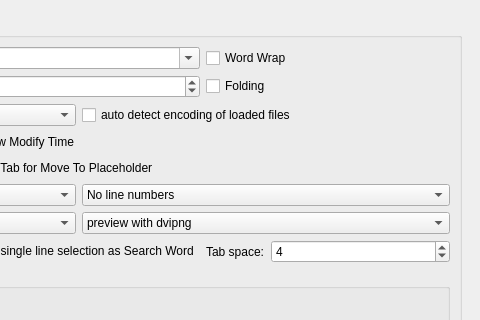
svn2github/texstudio-trunk, file configdialog.ui: the form before one commit; both pictures show x 540 to 1020 and y 0 to 320 of the 1020 by 674 pixel window.
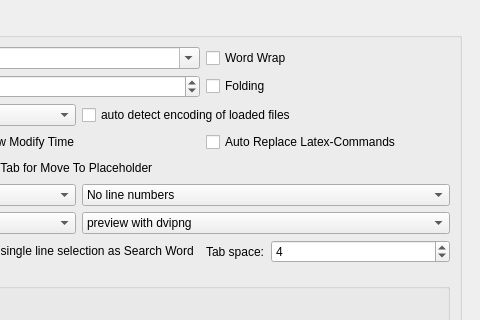
The form after the commit. Icons and pictures are not drawn.

Commit message: if latex command is replaced, the options are jkept and not used from completion

```diff
--- a/configdialog.ui
+++ b/configdialog.ui
@@ -1292,6 +1292,13 @@
             </item>
            </layout>
           </item>
+          <item row="3" column="4">
+           <widget class="QCheckBox" name="checkBoxAutoReplaceCommands">
+            <property name="text">
+             <string>Auto Replace Latex-Commands</string>
+            </property>
+           </widget>
+          </item>
          </layout>
         </widget>
        </item>
```
Left out of the diff: 4 changed lines with no effect on the pictures. The commit also changes 4 other files.
